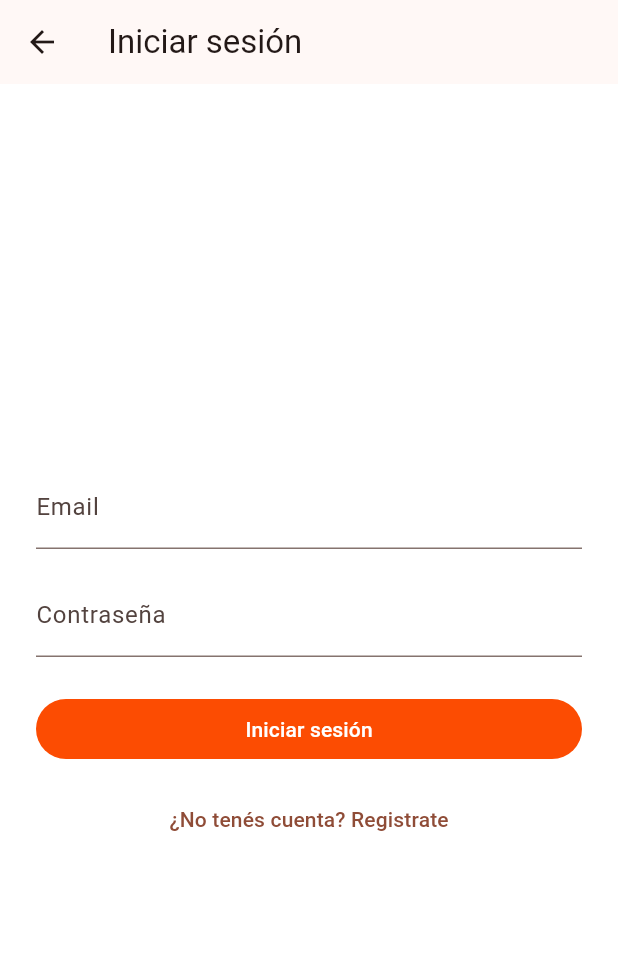
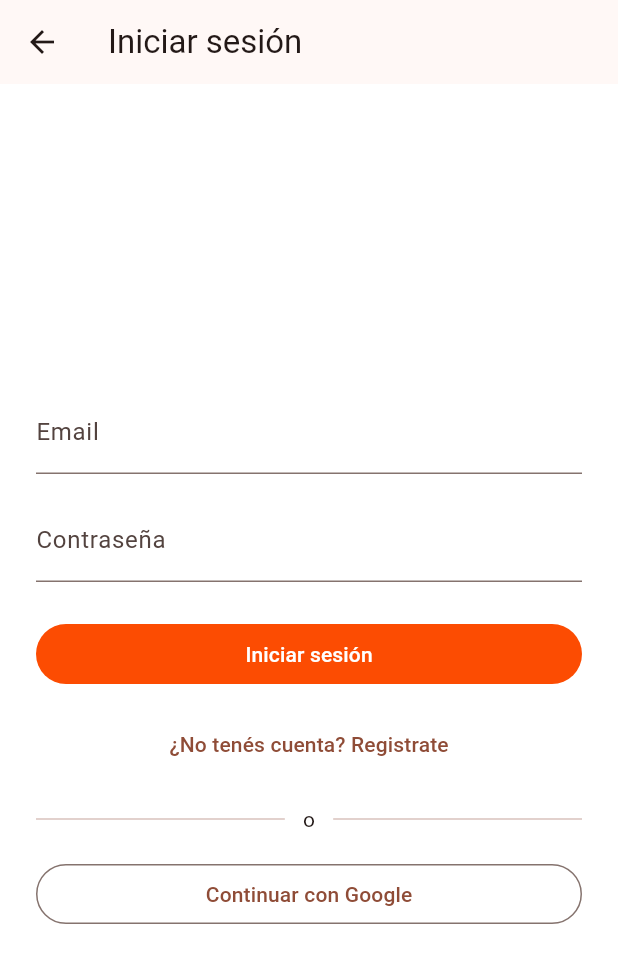
Before and after one commit to FranSpatocco/laufen, a Flutter app: the screen it shows after launch, after a tap on "Empezar", on a phone screen of 412 x 824 dp. Shown: the top 963 px of the screen. Run offline on Flutter 3.47's test engine with Material 3 defaults, Android fonts, the phone set to English and light mode, and no system bars; our stand-ins replace cloud_firestore, firebase_auth, firebase_core, flutter_map, geolocator, latlong2; accounts and stored records are empty.

Commit message:
Agregar login con Google
signInWithProvider(GoogleAuthProvider()) via firebase_auth, sin sumar
la dependencia google_sign_in (funciona cross-platform tal cual).
Boton "Continuar con Google" en LoginScreen.

```diff
--- a/lib/screens/login_screen.dart
+++ b/lib/screens/login_screen.dart
@@ -26,6 +26,20 @@ class _LoginScreenState extends State<LoginScreen> {
     _emailController.dispose();
     _passwordController.dispose();
     super.dispose();
+  }
+
+  Future<void> _signInWithGoogle() async {
+    setState(() {
+      _isLoading = true;
+      _errorMessage = null;
+    });
+    try {
+      await _authService.signInWithGoogle();
+    } catch (e) {
+      setState(() => _errorMessage = _friendlyError(e.toString()));
+    } finally {
+      if (mounted) setState(() => _isLoading = false);
+    }
   }
 
   Future<void> _submit() async {
@@ -119,6 +133,22 @@ class _LoginScreenState extends State<LoginScreen> {
                         ? '¿Ya tenés cuenta? Iniciá sesión'
                         : '¿No tenés cuenta? Registrate'),
                   ),
+                  const SizedBox(height: 16),
+                  const Row(
+                    children: [
+                      Expanded(child: Divider()),
+                      Padding(
+                        padding: EdgeInsets.symmetric(horizontal: 12),
+                        child: Text('o'),
+                      ),
+                      Expanded(child: Divider()),
+                    ],
+                  ),
+                  const SizedBox(height: 16),
+                  OutlinedButton(
+                    onPressed: _isLoading ? null : _signInWithGoogle,
+                    child: const Text('Continuar con Google'),
+                  ),
                 ],
               ),
             ),
--- a/lib/services/auth_service.dart
+++ b/lib/services/auth_service.dart
@@ -15,5 +15,11 @@ class AuthService {
     return _auth.createUserWithEmailAndPassword(email: email, password: password);
   }
 
+  /// Cross-platform Google OAuth via Firebase's own provider flow — no
+  /// separate google_sign_in package needed (see CLAUDE.md > dependencias).
+  Future<void> signInWithGoogle() {
+    return _auth.signInWithProvider(GoogleAuthProvider());
+  }
+
   Future<void> signOut() => _auth.signOut();
 }
```
